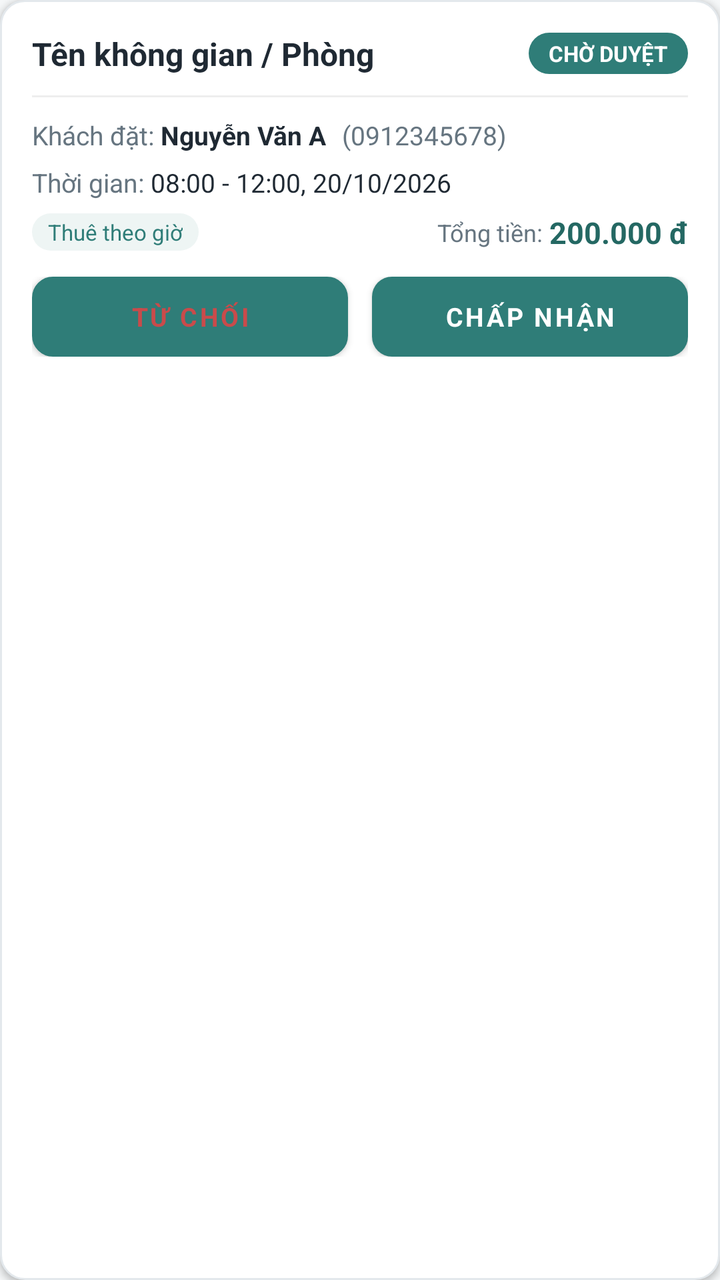
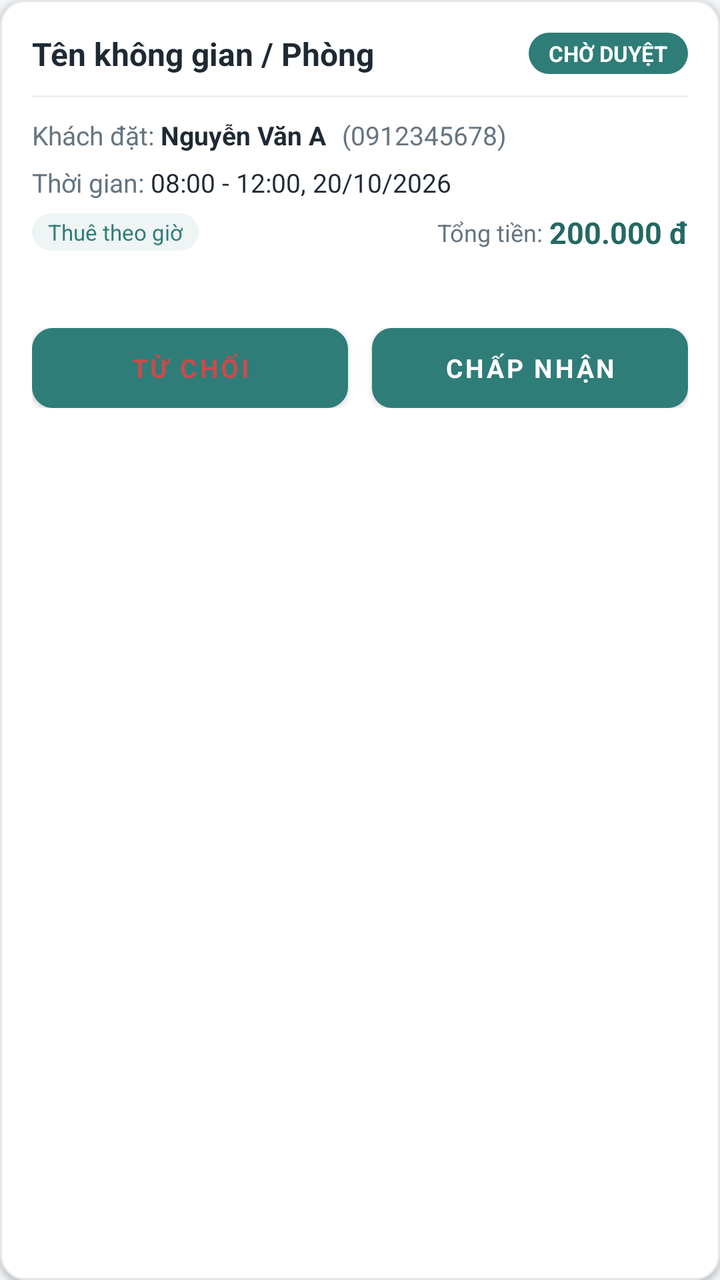

An Android layout rendered at two revisions. The XML below is the earlier revision; the diff shows what the commit changed to produce the second picture.
<!-- AndroidManifest.xml: application theme Theme.BroomSharing -->
<!-- res/layout/item_host_booking.xml -->
<?xml version="1.0" encoding="utf-8"?>
<LinearLayout xmlns:android="http://schemas.android.com/apk/res/android"
    android:layout_width="match_parent"
    android:layout_height="wrap_content"
    android:layout_marginBottom="12dp"
    android:background="@drawable/bg_card"
    android:elevation="2dp"
    android:orientation="vertical"
    android:padding="16dp">

    
    <LinearLayout
        android:layout_width="match_parent"
        android:layout_height="wrap_content"
        android:gravity="center_vertical"
        android:orientation="horizontal">

        <TextView
            android:id="@+id/tvRoomName"
            android:layout_width="0dp"
            android:layout_height="wrap_content"
            android:layout_weight="1"
            android:ellipsize="end"
            android:maxLines="1"
            android:text="Tên không gian / Phòng"
            android:textColor="@color/text_primary"
            android:textSize="16sp"
            android:textStyle="bold" />

        <TextView
            android:id="@+id/tvStatusBadge"
            android:layout_width="wrap_content"
            android:layout_height="wrap_content"
            android:background="@drawable/bg_chip_selected"
            android:paddingStart="10dp"
            android:paddingTop="3dp"
            android:paddingEnd="10dp"
            android:paddingBottom="3dp"
            android:text="CHỜ DUYỆT"
            android:textColor="@color/white"
            android:textSize="11sp"
            android:textStyle="bold" />
    </LinearLayout>

    <View
        android:layout_width="match_parent"
        android:layout_height="1dp"
        android:layout_marginTop="10dp"
        android:layout_marginBottom="10dp"
        android:background="#EEEEEE" />

    
    <LinearLayout
        android:layout_width="match_parent"
        android:layout_height="wrap_content"
        android:orientation="horizontal">

        <TextView
            android:layout_width="wrap_content"
            android:layout_height="wrap_content"
            android:text="Khách đặt: "
            android:textColor="@color/text_secondary"
            android:textSize="13sp" />

        <TextView
            android:id="@+id/tvGuestName"
            android:layout_width="wrap_content"
            android:layout_height="wrap_content"
            android:text="Nguyễn Văn A"
            android:textColor="@color/text_primary"
            android:textSize="13sp"
            android:textStyle="bold" />

        <TextView
            android:id="@+id/tvGuestPhone"
            android:layout_width="wrap_content"
            android:layout_height="wrap_content"
            android:layout_marginStart="8dp"
            android:text="(0912345678)"
            android:textColor="@color/text_secondary"
            android:textSize="13sp" />
    </LinearLayout>

    
    <LinearLayout
        android:layout_width="match_parent"
        android:layout_height="wrap_content"
        android:layout_marginTop="6dp"
        android:orientation="horizontal">

        <TextView
            android:layout_width="wrap_content"
            android:layout_height="wrap_content"
            android:text="Thời gian: "
            android:textColor="@color/text_secondary"
            android:textSize="13sp" />

        <TextView
            android:id="@+id/tvBookingTime"
            android:layout_width="0dp"
            android:layout_height="wrap_content"
            android:layout_weight="1"
            android:text="08:00 - 12:00, 20/10/2026"
            android:textColor="@color/text_primary"
            android:textSize="13sp" />
    </LinearLayout>

    
    <LinearLayout
        android:layout_width="match_parent"
        android:layout_height="wrap_content"
        android:layout_marginTop="6dp"
        android:gravity="center_vertical"
        android:orientation="horizontal">

        <TextView
            android:id="@+id/tvModeBadge"
            android:layout_width="wrap_content"
            android:layout_height="wrap_content"
            android:background="@drawable/bg_chip"
            android:paddingStart="8dp"
            android:paddingTop="2dp"
            android:paddingEnd="8dp"
            android:paddingBottom="2dp"
            android:text="Thuê theo giờ"
            android:textColor="@color/teal"
            android:textSize="11sp" />

        <View
            android:layout_width="0dp"
            android:layout_height="1dp"
            android:layout_weight="1" />

        <TextView
            android:layout_width="wrap_content"
            android:layout_height="wrap_content"
            android:text="Tổng tiền: "
            android:textColor="@color/text_secondary"
            android:textSize="12sp" />

        <TextView
            android:id="@+id/tvTotalAmount"
            android:layout_width="wrap_content"
            android:layout_height="wrap_content"
            android:text="200.000 đ"
            android:textColor="@color/teal_dark"
            android:textSize="15sp"
            android:textStyle="bold" />
    </LinearLayout>

    
    <TextView
        android:id="@+id/tvRejectionReason"
        android:layout_width="match_parent"
        android:layout_height="wrap_content"
        android:layout_marginTop="8dp"
        android:background="#FFEBEE"
        android:padding="8dp"
        android:text="Lý do từ chối: Phòng trùng lịch bảo trì."
        android:textColor="@color/danger"
        android:textSize="12sp"
        android:visibility="gone" />

    
    <LinearLayout
        android:id="@+id/layoutActions"
        android:layout_width="match_parent"
        android:layout_height="wrap_content"
        android:layout_marginTop="12dp"
        android:orientation="horizontal"
        android:visibility="visible">

        <Button
            android:id="@+id/btnReject"
            android:layout_width="0dp"
            android:layout_height="40dp"
            android:layout_marginEnd="6dp"
            android:layout_weight="1"
            android:background="@drawable/bg_button_outline"
            android:text="Từ chối"
            android:textColor="@color/danger"
            android:textSize="13sp"
            android:textStyle="bold" />

        <Button
            android:id="@+id/btnAccept"
            android:layout_width="0dp"
            android:layout_height="40dp"
            android:layout_marginStart="6dp"
            android:layout_weight="1"
            android:background="@drawable/bg_button_primary"
            android:text="Chấp nhận"
            android:textColor="@color/white"
            android:textSize="13sp"
            android:textStyle="bold" />
    </LinearLayout>

</LinearLayout>
<!-- resources referenced by this layout -->
<resources>
  <color name="danger">#C94B4B</color>
  <color name="teal">#2F7D78</color>
  <color name="teal_dark">#246863</color>
  <color name="text_primary">#1F2933</color>
  <color name="text_secondary">#667580</color>
  <color name="white">#FFFFFF</color>
  <!-- drawable bg_button_outline (drawable) -->
  <shape xmlns:android="http://schemas.android.com/apk/res/android" android:shape="rectangle">
      <solid android:color="@color/white" />
      <corners android:radius="10dp" />
      <stroke android:width="1dp" android:color="@color/teal" />
  </shape>
  <!-- drawable bg_button_primary (drawable) -->
  <shape xmlns:android="http://schemas.android.com/apk/res/android" android:shape="rectangle">
      <solid android:color="@color/teal" />
      <corners android:radius="10dp" />
  </shape>
  <!-- drawable bg_card (drawable) -->
  <shape xmlns:android="http://schemas.android.com/apk/res/android" android:shape="rectangle">
      <solid android:color="@color/white" />
      <corners android:radius="12dp" />
      <stroke android:width="1dp" android:color="@color/border" />
  </shape>
  <!-- drawable bg_chip (drawable) -->
  <shape xmlns:android="http://schemas.android.com/apk/res/android" android:shape="rectangle">
      <solid android:color="@color/chip_bg" />
      <corners android:radius="50dp" />
  </shape>
  <!-- drawable bg_chip_selected (drawable) -->
  <shape xmlns:android="http://schemas.android.com/apk/res/android" android:shape="rectangle">
      <solid android:color="@color/teal" />
      <corners android:radius="50dp" />
  </shape>
  <style name="Theme.BroomSharing" parent="Theme.MaterialComponents.DayNight.NoActionBar">
          <item name="colorPrimary">@color/teal</item>
          <item name="colorSecondary">@color/teal</item>
          <item name="colorPrimaryVariant">@color/teal_dark</item>
          <item name="colorOnPrimary">@color/white</item>
          <item name="android:fontFamily">sans-serif</item>
          <item name="android:windowLightStatusBar">true</item>
          <item name="android:statusBarColor">@color/white</item>
          <item name="android:navigationBarColor">@color/white</item>
          <item name="android:windowBackground">@color/screen_bg</item>
      </style>
  <color name="border">#E3E8EC</color>
  <color name="chip_bg">#EEF5F4</color>
  <color name="screen_bg">#F5F7F8</color>
</resources>

<!-- the commit's change to res/layout/item_host_booking.xml (unified diff, before → after) -->
@@ -148,6 +148,8 @@
             android:textStyle="bold" />
     </LinearLayout>
 
+    <TextView android:id="@+id/tvPriceSnapshot" android:layout_width="match_parent" android:layout_height="wrap_content" android:layout_marginTop="8dp" android:textColor="@color/text_secondary" android:textSize="13sp" />
+    <Button android:id="@+id/btnProgress" android:layout_width="match_parent" android:layout_height="wrap_content" android:visibility="gone" />
     
     <TextView
         android:id="@+id/tvRejectionReason"
